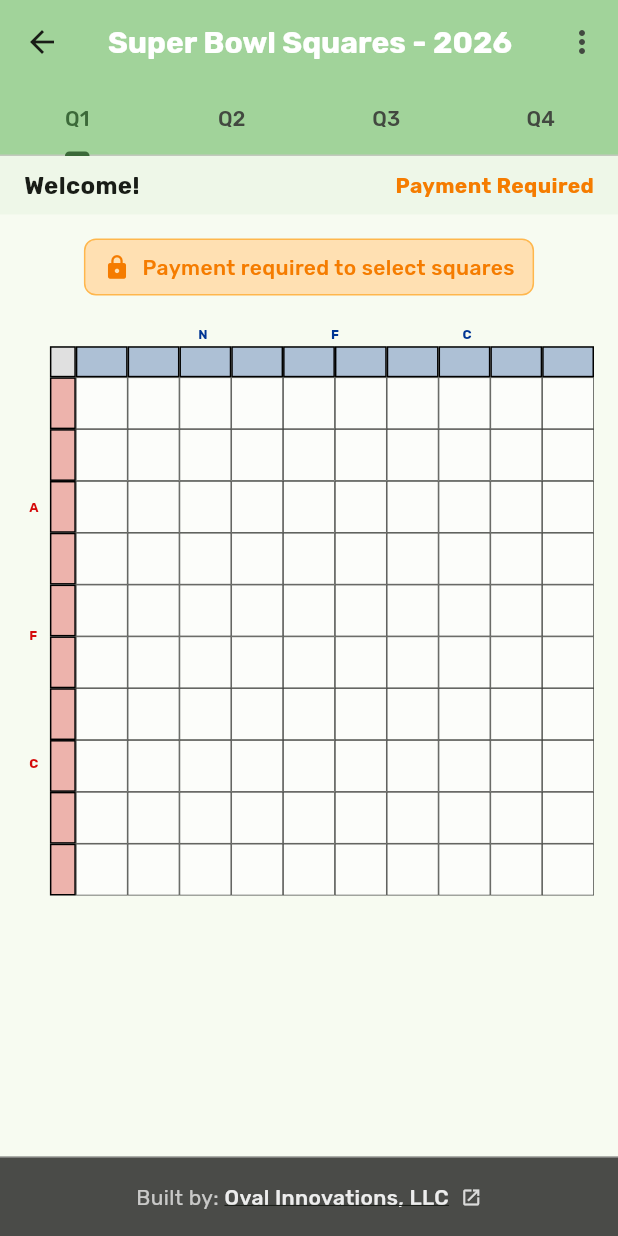
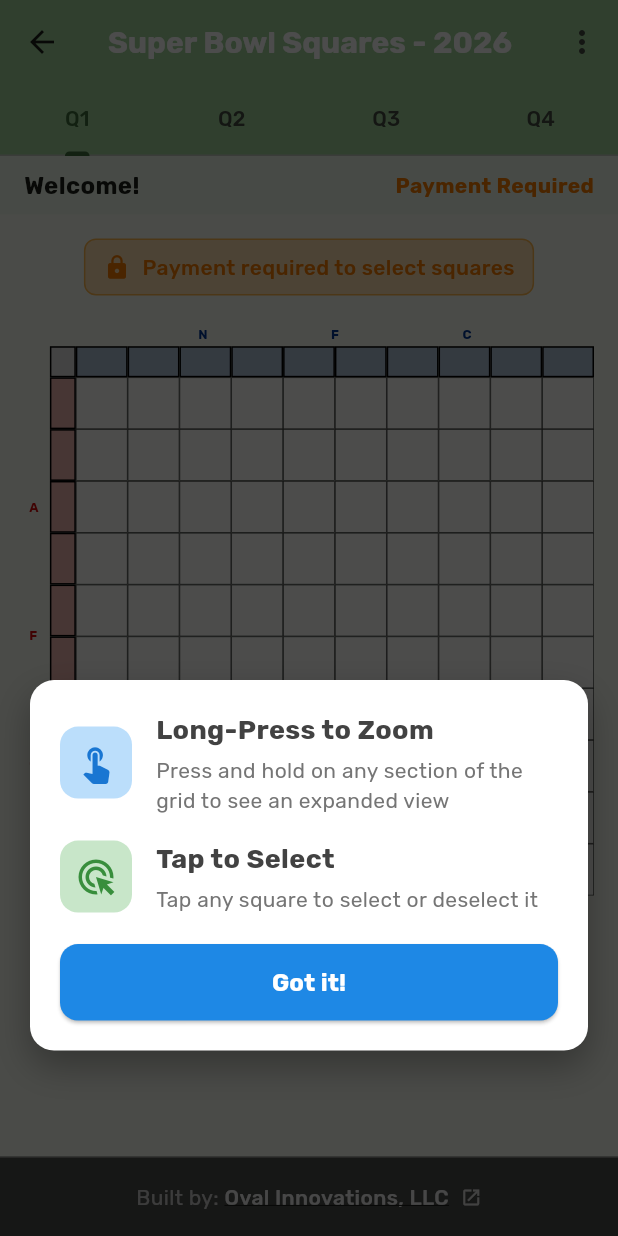
Before and after one commit to ovalinnovationsllc/sb-squares, a Flutter app: the SquaresGamePage screen opened directly with empty values, on a phone screen of 412 x 824 dp. Run offline on Flutter 3.47's test engine with Material 3 defaults, Android fonts, the phone set to English and light mode, and no system bars; our stand-ins replace cloud_firestore, firebase_core, google_fonts, shared_preferences; missing offline and left inert: dart:html, dart:js; accounts and stored records are empty; generated files the repository leaves out were written again.

Commit message:
Add coachmarks for mobile users

```diff
--- a/lib/pages/squares_game_page.dart
+++ b/lib/pages/squares_game_page.dart
@@ -14,12 +14,13 @@ import '../services/square_selection_service.dart';
 import '../services/board_numbers_service.dart';
 import '../services/game_config_service.dart';
 import '../services/version_service.dart';
+import '../services/user_service.dart';
 import '../widgets/footer_widget.dart';
+import '../widgets/coach_mark_overlay.dart';
 import '../utils/user_color_generator.dart';
 import '../utils/platform_storage.dart';
 import '../utils/nfl_team_colors.dart';
 import '../main.dart';
-import 'admin_dashboard.dart';
 
 class SquaresGamePage extends StatefulWidget {
   final UserModel user;
@@ -37,6 +38,7 @@ class _SquaresGamePageState extends State<SquaresGamePage> with SingleTickerProv
   final BoardNumbersService _boardNumbersService = BoardNumbersService();
   final GameConfigService _configService = GameConfigService();
   final VersionService _versionService = VersionService();
+  final UserService _userService = UserService();
   List<int> awayTeamNumbers = [0, 1, 2, 3, 4, 5, 6, 7, 8, 9];
   List<int> homeTeamNumbers = [0, 1, 2, 3, 4, 5, 6, 7, 8, 9];
   BoardNumbersModel? _currentBoardNumbers;
@@ -58,6 +60,9 @@ class _SquaresGamePageState extends State<SquaresGamePage> with SingleTickerProv
 
   // Update available flag
   bool _updateAvailable = false;
+
+  // Coach marks overlay
+  bool _showCoachMarks = false;
 
   // Stream subscriptions for real-time updates
   StreamSubscription<List<SquareSelectionModel>>? _selectionsSubscription;
@@ -73,6 +78,28 @@ class _SquaresGamePageState extends State<SquaresGamePage> with SingleTickerProv
 
     // Set up real-time stream subscriptions
     _setupStreamListeners();
+
+    // Show coach marks for mobile users who haven't seen them
+    WidgetsBinding.instance.addPostFrameCallback((_) {
+      _checkShowCoachMarks();
+    });
+  }
+
+  void _checkShowCoachMarks() {
+    // Only show on mobile devices and if user hasn't seen them
+    if (_isMobileDevice(context) && !widget.user.hasSeenCoachMarks) {
+      setState(() {
+        _showCoachMarks = true;
+      });
+    }
+  }
+
+  void _dismissCoachMarks() async {
+    setState(() {
+      _showCoachMarks = false;
+    });
+    // Update Firestore to mark coach marks as seen
+    await _userService.markCoachMarksSeen(widget.user.id);
   }
 
   void _setupStreamListeners() {
@@ -1042,7 +1069,9 @@ class _SquaresGamePageState extends State<SquaresGamePage> with SingleTickerProv
 
   @override
   Widget build(BuildContext context) {
-    return Scaffold(
+    return Stack(
+      children: [
+        Scaffold(
       resizeToAvoidBottomInset: true,
       appBar: AppBar(
         backgroundColor: Theme.of(context).colorScheme.inversePrimary,
@@ -1203,6 +1232,12 @@ class _SquaresGamePageState extends State<SquaresGamePage> with SingleTickerProv
           const FooterWidget(),
         ],
       ),
+    ),
+    if (_showCoachMarks)
+      CoachMarkOverlay(
+        onDismiss: _dismissCoachMarks,
+      ),
+    ],
     );
   }
 
--- a/lib/services/version_service.dart
+++ b/lib/services/version_service.dart
@@ -5,7 +5,7 @@ class VersionService {
   final FirebaseFirestore _firestore = FirebaseFirestore.instance;
 
   // App version string - update this when deploying new versions
-  static const String appVersion = '0.0.9';
+  static const String appVersion = '0.0.10';
 
   // Timestamp when this instance of the app was loaded
   static final DateTime _appLoadedAt = DateTime.now();
--- /dev/null
+++ b/lib/widgets/coach_mark_overlay.dart
@@ -0,0 +1,212 @@
+import 'package:flutter/material.dart';
+
+class CoachMarkOverlay extends StatelessWidget {
+  final VoidCallback onDismiss;
+  final Rect? highlightRect;
+
+  const CoachMarkOverlay({
+    super.key,
+    required this.onDismiss,
+    this.highlightRect,
+  });
+
+  @override
+  Widget build(BuildContext context) {
+    return Material(
+      color: Colors.transparent,
+      child: GestureDetector(
+        onTap: onDismiss,
+        child: Stack(
+          children: [
+            // Semi-transparent overlay with cutout
+            CustomPaint(
+              size: Size.infinite,
+              painter: _OverlayPainter(highlightRect: highlightRect),
+            ),
+            // Tooltip content
+            Positioned(
+              bottom: MediaQuery.of(context).size.height * 0.15,
+              left: 20,
+              right: 20,
+              child: Container(
+                padding: const EdgeInsets.all(20),
+                decoration: BoxDecoration(
+                  color: Colors.white,
+                  borderRadius: BorderRadius.circular(16),
+                  boxShadow: [
+                    BoxShadow(
+                      color: Colors.black.withValues(alpha: 0.3),
+                      blurRadius: 20,
+                      offset: const Offset(0, 10),
+                    ),
+                  ],
+                ),
+                child: Column(
+                  mainAxisSize: MainAxisSize.min,
+                  children: [
+                    Row(
+                      children: [
+                        Container(
+                          padding: const EdgeInsets.all(10),
+                          decoration: BoxDecoration(
+                            color: Colors.blue.shade100,
+                            borderRadius: BorderRadius.circular(12),
+                          ),
+                          child: Icon(
+                            Icons.touch_app,
+                            color: Colors.blue.shade700,
+                            size: 28,
+                          ),
+                        ),
+                        const SizedBox(width: 16),
+                        Expanded(
+                          child: Column(
+                            crossAxisAlignment: CrossAxisAlignment.start,
+                            children: [
+                              Text(
+                                'Long-Press to Zoom',
+                                style: TextStyle(
+                                  fontSize: 18,
+                                  fontWeight: FontWeight.bold,
+                                  color: Colors.grey.shade800,
+                                ),
+                              ),
+                              const SizedBox(height: 4),
+                              Text(
+                                'Press and hold on any section of the grid to see an expanded view',
+                                style: TextStyle(
+                                  fontSize: 14,
+                                  color: Colors.grey.shade600,
+                                ),
+                              ),
+                            ],
+                          ),
+                        ),
+                      ],
+                    ),
+                    const SizedBox(height: 16),
+                    Row(
+                      children: [
+                        Container(
+                          padding: const EdgeInsets.all(10),
+                          decoration: BoxDecoration(
+                            color: Colors.green.shade100,
+                            borderRadius: BorderRadius.circular(12),
+                          ),
+                          child: Icon(
+                            Icons.ads_click,
+                            color: Colors.green.shade700,
+                            size: 28,
+                          ),
+                        ),
+                        const SizedBox(width: 16),
+                        Expanded(
+                          child: Column(
+                            crossAxisAlignment: CrossAxisAlignment.start,
+                            children: [
+                              Text(
+                                'Tap to Select',
+                                style: TextStyle(
+                                  fontSize: 18,
+                                  fontWeight: FontWeight.bold,
+                                  color: Colors.grey.shade800,
+                                ),
+                              ),
+                              const SizedBox(height: 4),
+                              Text(
+                                'Tap any square to select or deselect it',
+                                style: TextStyle(
+                                  fontSize: 14,
+                                  color: Colors.grey.shade600,
+                                ),
+                              ),
+                            ],
+                          ),
+                        ),
+                      ],
+                    ),
+                    const SizedBox(height: 20),
+                    SizedBox(
+                      width: double.infinity,
+                      child: ElevatedButton(
+                        onPressed: onDismiss,
+                        style: ElevatedButton.styleFrom(
+                          backgroundColor: Colors.blue.shade600,
+                          foregroundColor: Colors.white,
+                          padding: const EdgeInsets.symmetric(vertical: 14),
+                          shape: RoundedRectangleBorder(
+                            borderRadius: BorderRadius.circular(12),
+                          ),
+                        ),
+                        child: const Text(
+                          'Got it!',
+                          style: TextStyle(
+                            fontSize: 16,
+                            fontWeight: FontWeight.bold,
+                          ),
+                        ),
+                      ),
+                    ),
+                  ],
+                ),
+              ),
+            ),
+            // Arrow pointing up to the grid
+            if (highlightRect != null)
+              Positioned(
+                bottom: MediaQuery.of(context).size.height * 0.15 + 180,
+                left: MediaQuery.of(context).size.width / 2 - 20,
+                child: Icon(
+                  Icons.arrow_upward,
+                  color: Colors.white,
+                  size: 40,
+                ),
+              ),
+          ],
+        ),
+      ),
+    );
+  }
+}
+
+class _OverlayPainter extends CustomPainter {
+  final Rect? highlightRect;
+
+  _OverlayPainter({this.highlightRect});
+
+  @override
+  void paint(Canvas canvas, Size size) {
+    final paint = Paint()
+      ..color = Colors.black.withValues(alpha: 0.7);
+
+    // Draw the full overlay
+    final fullRect = Rect.fromLTWH(0, 0, size.width, size.height);
+
+    if (highlightRect != null) {
+      // Create a path with a hole for the highlight area
+      final path = Path()
+        ..addRect(fullRect)
+        ..addRRect(RRect.fromRectAndRadius(
+          highlightRect!,
+          const Radius.circular(12),
+        ));
+      path.fillType = PathFillType.evenOdd;
+      canvas.drawPath(path, paint);
+
+      // Draw a glowing border around the highlight
+      final glowPaint = Paint()
+        ..color = Colors.blue.shade300
+        ..style = PaintingStyle.stroke
+        ..strokeWidth = 3;
+      canvas.drawRRect(
+        RRect.fromRectAndRadius(highlightRect!, const Radius.circular(12)),
+        glowPaint,
+      );
+    } else {
+      canvas.drawRect(fullRect, paint);
+    }
+  }
+
+  @override
+  bool shouldRepaint(covariant CustomPainter oldDelegate) => false;
+}
```
Also changed, not shown: lib/models/user_model.dart (+12 -2 lines), lib/services/user_service.dart (+13 -0 lines).
